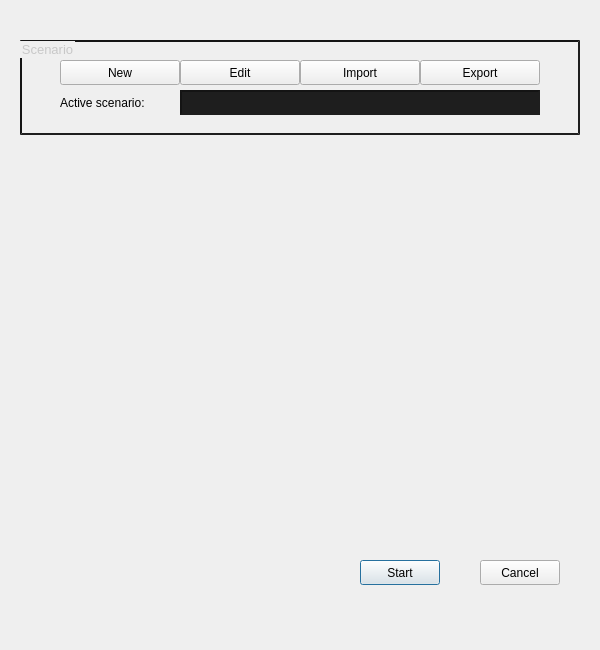
Old version of the form ui/dialogmainmenu.ui in the repository ignmiz/ATC_Console.
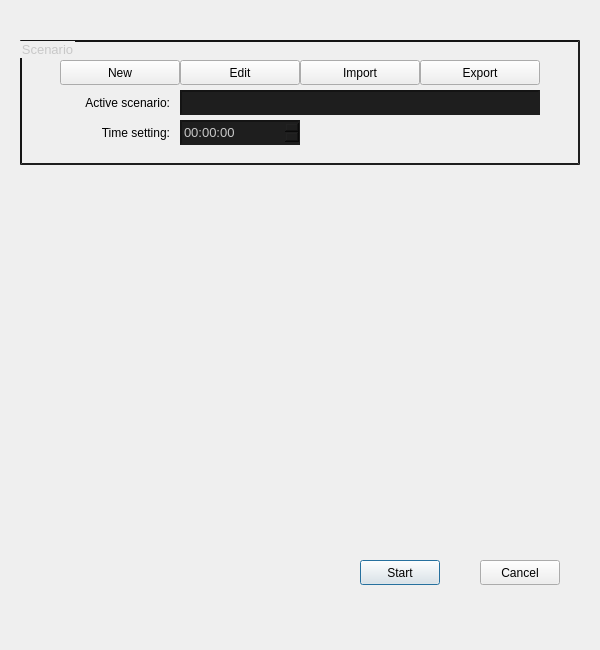
New version of the form.

Commit message: Added simulation start time feature + minor fixes

What changed in the file:
```diff
--- a/ui/dialogmainmenu.ui
+++ b/ui/dialogmainmenu.ui
@@ -45,7 +45,7 @@
      <x>20</x>
      <y>40</y>
      <width>560</width>
-     <height>95</height>
+     <height>125</height>
     </rect>
    </property>
    <property name="styleSheet">
@@ -126,7 +126,7 @@
      <string>Active scenario:</string>
     </property>
     <property name="alignment">
-     <set>Qt::AlignLeading|Qt::AlignLeft|Qt::AlignVCenter</set>
+     <set>Qt::AlignRight|Qt::AlignTrailing|Qt::AlignVCenter</set>
     </property>
    </widget>
    <widget class="QLineEdit" name="lineEditActiveScenario">
@@ -150,6 +150,47 @@
 }</string>
     </property>
    </widget>
+   <widget class="QLabel" name="labelStartTime">
+    <property name="geometry">
+     <rect>
+      <x>40</x>
+      <y>80</y>
+      <width>110</width>
+      <height>25</height>
+     </rect>
+    </property>
+    <property name="text">
+     <string>Time setting:</string>
+    </property>
+    <property name="alignment">
+     <set>Qt::AlignRight|Qt::AlignTrailing|Qt::AlignVCenter</set>
+    </property>
+   </widget>
+   <widget class="QTimeEdit" name="timeEditStart">
+    <property name="geometry">
+     <rect>
+      <x>160</x>
+      <y>80</y>
+      <width>120</width>
+      <height>25</height>
+     </rect>
+    </property>
+    <property name="styleSheet">
+     <string notr="true">QTimeEdit:enabled
+{
+	color: #c8c8c8;
+	background-color: #1e1e1e;
+	border-style: inset;
+	border-width: 2px;
+	border-color: #141414;
+	selection-background-color: #060064;
+	font: 13px;
+}</string>
+    </property>
+    <property name="displayFormat">
+     <string>HH:mm:ss</string>
+    </property>
+   </widget>
   </widget>
  </widget>
  <resources/>
```
Left out of the diff: 1 changed line with no effect on the pictures. The commit also changes 5 other files.
